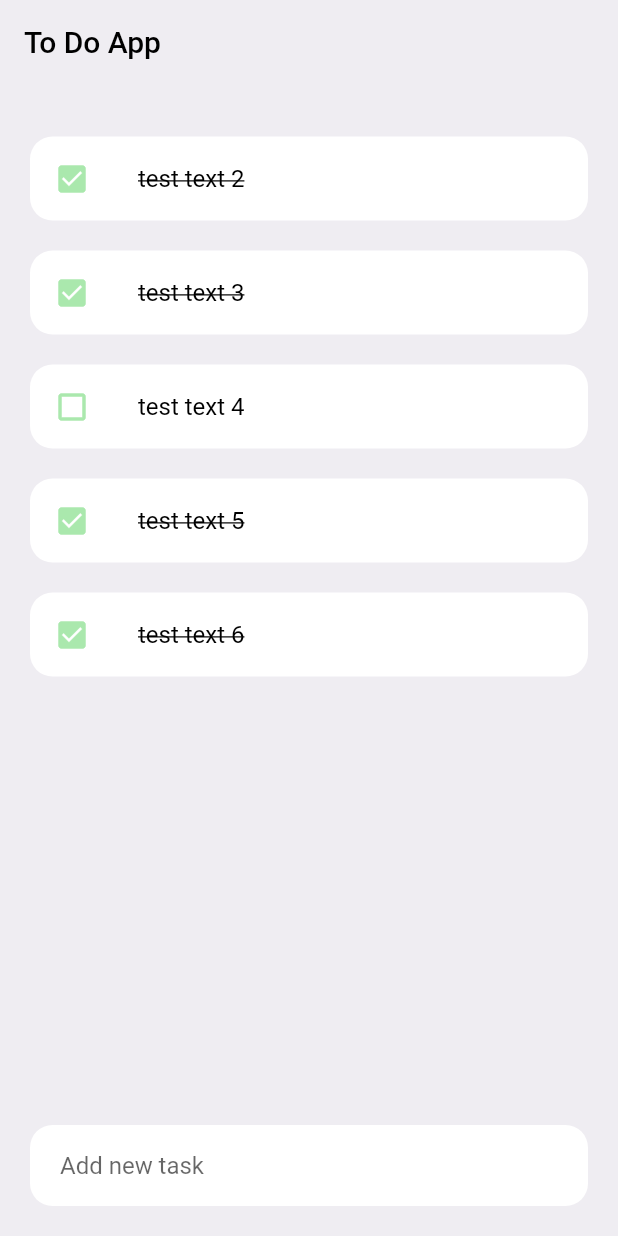
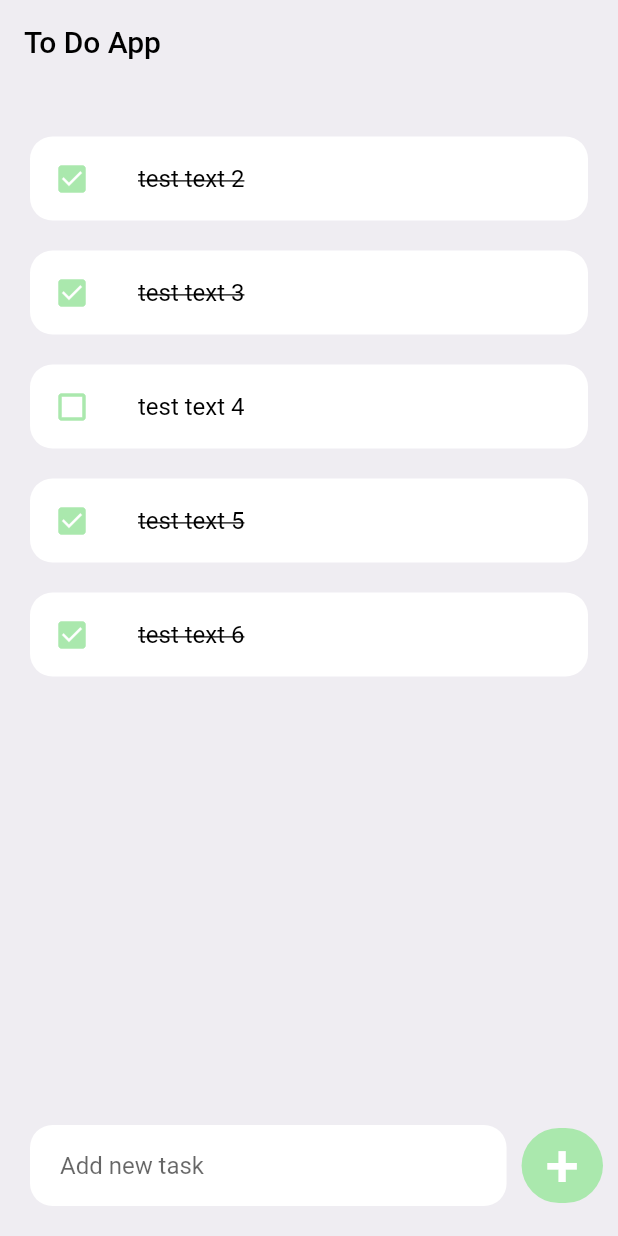
Before and after one commit to Canialon/ToDoList_flutter_app, a Flutter app: the screen it shows after launch, on a phone screen of 412 x 824 dp. Run offline on Flutter 3.47's test engine with Material 2 defaults, Android fonts, the phone set to English and light mode, and no system bars.

Commit message:
create add button

```diff
--- a/lib/screens/home.dart
+++ b/lib/screens/home.dart
@@ -50,7 +50,7 @@ class Home extends StatelessWidget {
                     child: Container(
                       margin: EdgeInsets.only(
                         bottom: 20,
-                      right: 20,
+                        right: 10,
                         left: 20,
                       ),
                       padding: EdgeInsets.symmetric(
@@ -67,7 +67,30 @@ class Home extends StatelessWidget {
                           border: InputBorder.none,
                         ),
                       ),
-                  ))
+                    ),
+                  ),
+
+                  //plus button
+                  Container(
+                    margin: EdgeInsets.only(
+                      bottom: 20,
+                      right: 10,
+                    ),
+                    child: ElevatedButton(
+                      child: Text(
+                        '+',
+                        style: TextStyle(fontSize: 40),
+                      ),
+                      style: ElevatedButton.styleFrom(
+                          shape: new RoundedRectangleBorder(
+                            borderRadius: new BorderRadius.circular(35),
+                          ),
+                          primary: CheckBoxColor,
+                          minimumSize: Size(50, 50),
+                          elevation: 0),
+                      onPressed: () {},
+                    ),
+                  )
                 ],
               ))
         ],
```
Lines whose indentation alone changed are shown as unchanged.
